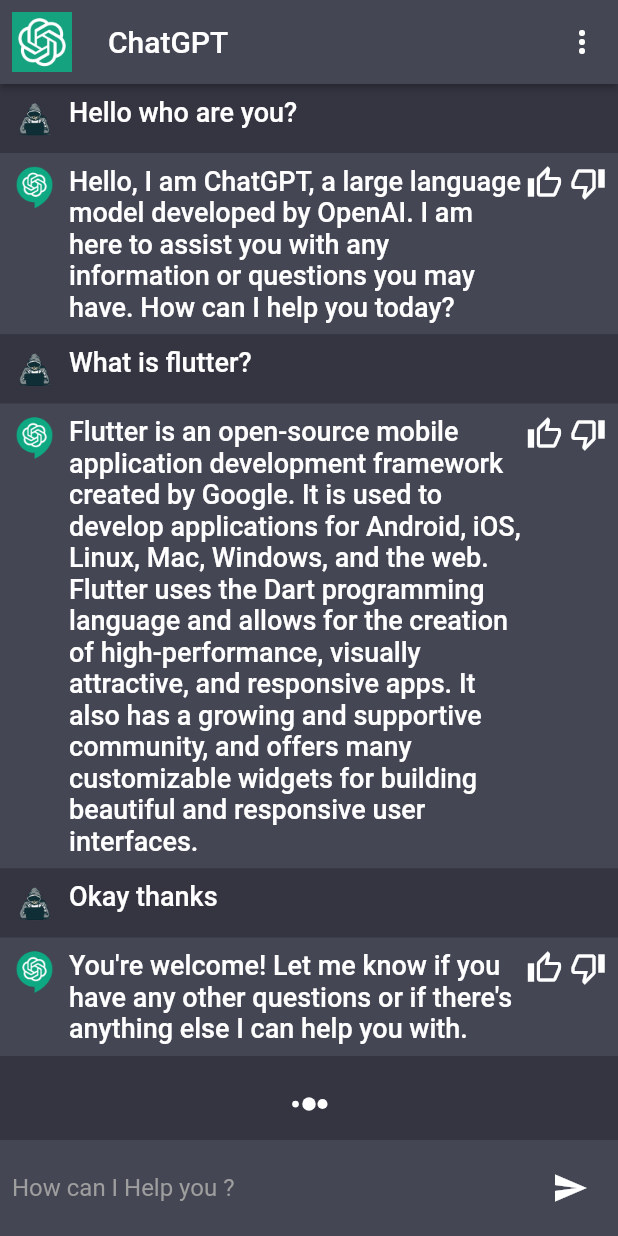
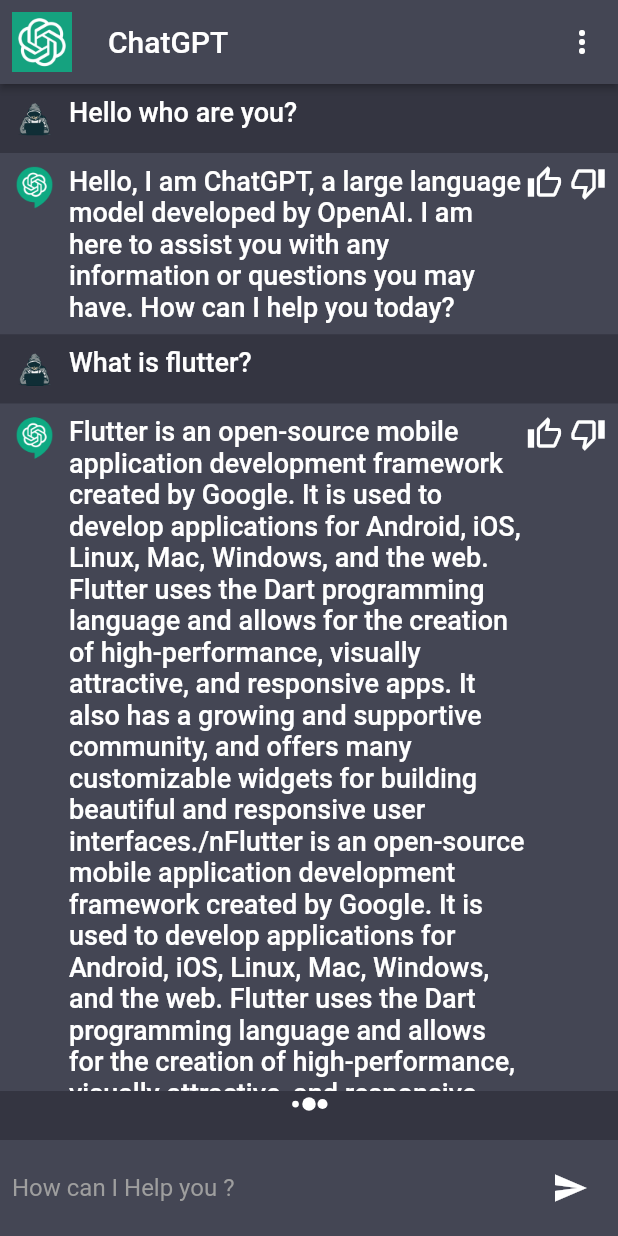
Before and after one commit to Cyrius58/ChatGPT-Orbis, a Flutter app: the screen it shows after launch, on a phone screen of 412 x 824 dp. Run offline on Flutter 3.47's test engine with Material 2 defaults, Android fonts, the phone set to English and light mode, and no system bars; our stand-ins replace flutter_spinkit.

Commit message:
Changed chatMessages informations in constants and chat_widget

```diff
--- a/lib/constants/constants.dart
+++ b/lib/constants/constants.dart
@@ -1,8 +1,39 @@
-import 'package:chatgpt_orbis/widgets/text_widget.dart';
 import 'package:flutter/material.dart';
 
 Color scaffoldBackgroundColor = const Color(0xFF343541);
 Color cardColor = const Color(0xFF444654);
+
+final chatMessages = [
+  {
+    "msg": "Hello who are you?",
+    "chatIndex": 0,
+  },
+  {
+    "msg":
+        "Hello, I am ChatGPT, a large language model developed by OpenAI. I am here to assist you with any information or questions you may have. How can I help you today?",
+    "chatIndex": 1,
+  },
+  {
+    "msg": "What is flutter?",
+    "chatIndex": 0,
+  },
+  {
+    "msg":
+        "Flutter is an open-source mobile application development framework created by Google. It is used to develop applications for Android, iOS, Linux, Mac, Windows, and the web. Flutter uses the Dart programming language and allows for the creation of high-performance, visually attractive, and responsive apps. It also has a growing and supportive community, and offers many customizable widgets for building beautiful and responsive user interfaces./nFlutter is an open-source mobile application development framework created by Google. It is used to develop applications for Android, iOS, Linux, Mac, Windows, and the web. Flutter uses the Dart programming language and allows for the creation of high-performance, visually attractive, and responsive apps. It also has a growing and supportive community, and offers many customizable widgets for building beautiful and responsive user interfaces.",
+    "chatIndex": 1,
+  },
+  {
+    "msg": "Okay thanks",
+    "chatIndex": 0,
+  },
+  {
+    "msg":
+        "You're welcome! Let me know if you have any other questions or if there's anything else I can help you with.",
+    "chatIndex": 1,
+  },
+];
+
+
 
 /*
 List<String> models = [
@@ -29,32 +60,3 @@
   return modelsItems;
 }
 */
-final chatMessages = [
-  {
-    "msg": "Hello who are you?",
-    "chatIndex": 0,
-  },
-  {
-    "msg":
-        "Hello, I am ChatGPT, a large language model developed by OpenAI. I am here to assist you with any information or questions you may have. How can I help you today?",
-    "chatIndex": 1,
-  },
-  {
-    "msg": "What is flutter?",
-    "chatIndex": 0,
-  },
-  {
-    "msg":
-        "Flutter is an open-source mobile application development framework created by Google. It is used to develop applications for Android, iOS, Linux, Mac, Windows, and the web. Flutter uses the Dart programming language and allows for the creation of high-performance, visually attractive, and responsive apps. It also has a growing and supportive community, and offers many customizable widgets for building beautiful and responsive user interfaces.",
-    "chatIndex": 1,
-  },
-  {
-    "msg": "Okay thanks",
-    "chatIndex": 0,
-  },
-  {
-    "msg":
-        "You're welcome! Let me know if you have any other questions or if there's anything else I can help you with.",
-    "chatIndex": 1,
-  },
-];
--- a/lib/widgets/chat_widget.dart
+++ b/lib/widgets/chat_widget.dart
@@ -2,9 +2,6 @@
 import 'package:chatgpt_orbis/services/assets_manager.dart';
 import 'package:chatgpt_orbis/widgets/text_widget.dart';
 import 'package:flutter/material.dart';
-import 'package:flutter/src/widgets/framework.dart';
-import 'package:flutter/src/widgets/placeholder.dart';
-import 'text_widget.dart';
 
 class ChatWidget extends StatelessWidget {
   const ChatWidget({super.key, required this.msg, required this.chatIndex});
```
